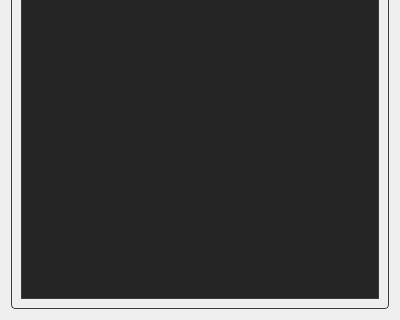
hu-shuhan/editOpeniGame, file Qt/Resources/UI/igQtSearchInfo.ui: the form before one commit; both pictures show x 0 to 400 and y 280 to 600 of the 400 by 600 pixel window.
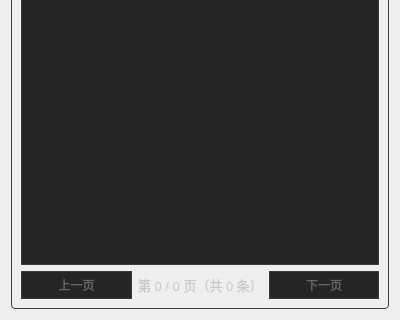
The form after the commit.

Commit message: 修改table展示

What changed in the file:
```diff
--- a/Qt/Resources/UI/igQtSearchInfo.ui
+++ b/Qt/Resources/UI/igQtSearchInfo.ui
@@ -170,6 +170,53 @@
         </property>
        </widget>
       </item>
+      <item>
+       <layout class="QHBoxLayout" name="horizontalLayout_Pagination">
+        <item>
+         <widget class="QPushButton" name="pushButton_PrevPage">
+          <property name="text">
+           <string>上一页</string>
+          </property>
+          <property name="enabled">
+           <bool>false</bool>
+          </property>
+          <property name="styleSheet">
+           <string notr="true">QPushButton { background-color: #252526; color: #CCCCCC; border: 1px solid #3C3C3C; padding: 4px 8px; }
+QPushButton:hover { background-color: #3A3A3A; }
+QPushButton:disabled { color: #666666; }</string>
+          </property>
+         </widget>
+        </item>
+        <item>
+         <widget class="QLabel" name="label_PageInfo">
+          <property name="text">
+           <string>第 0 / 0 页（共 0 条）</string>
+          </property>
+          <property name="alignment">
+           <set>Qt::AlignCenter</set>
+          </property>
+          <property name="styleSheet">
+           <string notr="true">QLabel { font-size: 13px; color: #C8C8C8; }</string>
+          </property>
+         </widget>
+        </item>
+        <item>
+         <widget class="QPushButton" name="pushButton_NextPage">
+          <property name="text">
+           <string>下一页</string>
+          </property>
+          <property name="enabled">
+           <bool>false</bool>
+          </property>
+          <property name="styleSheet">
+           <string notr="true">QPushButton { background-color: #252526; color: #CCCCCC; border: 1px solid #3C3C3C; padding: 4px 8px; }
+QPushButton:hover { background-color: #3A3A3A; }
+QPushButton:disabled { color: #666666; }</string>
+          </property>
+         </widget>
+        </item>
+       </layout>
+      </item>
      </layout>
     </widget>
    </item>
```
The commit also changes 2 other files.
